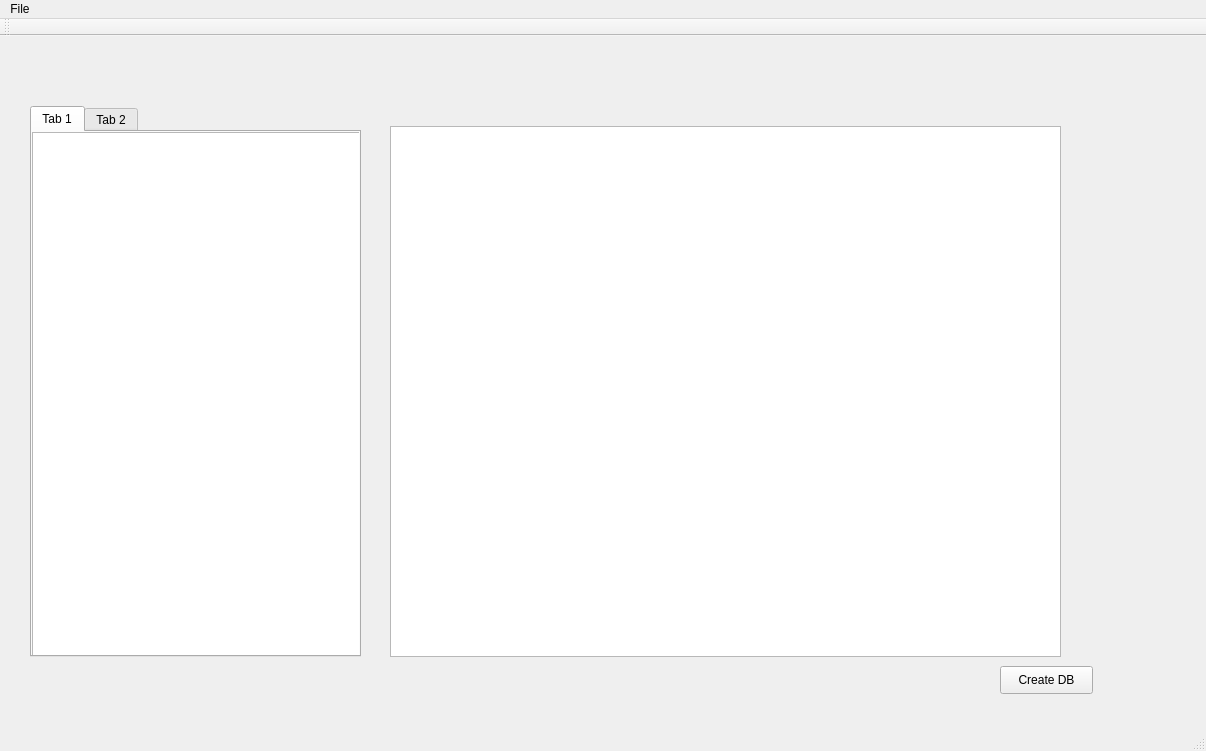
Above: StuffFinder/StuffFinder/stufffinder.ui from toddn1704/code-musketeers before the change. Below: the same form after it.
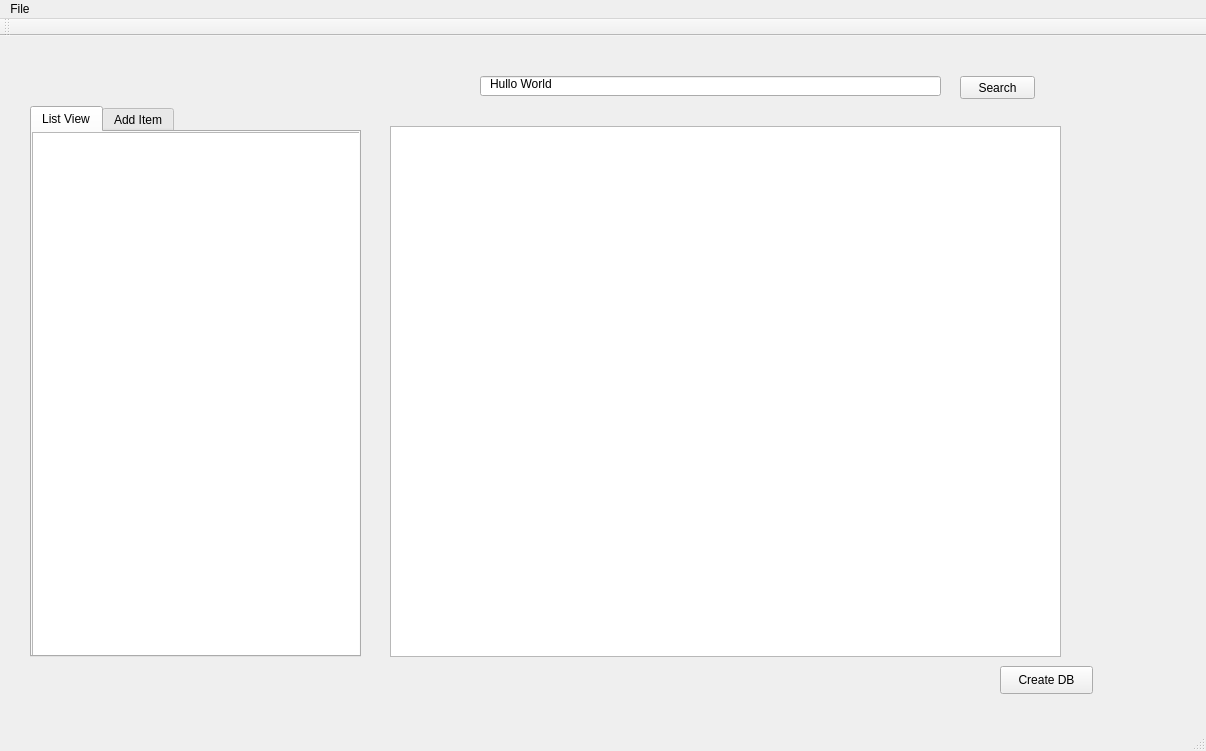
That is the form after the change.

Diff of the .ui file:
```diff
--- a/StuffFinder/StuffFinder/stufffinder.ui
+++ b/StuffFinder/StuffFinder/stufffinder.ui
@@ -41,7 +41,7 @@
     </property>
     <widget class="QWidget" name="tab">
      <attribute name="title">
-      <string>Tab 1</string>
+      <string>List View</string>
      </attribute>
      <widget class="QListWidget" name="listWidget">
       <property name="geometry">
@@ -56,7 +56,7 @@
     </widget>
     <widget class="QWidget" name="tab_2">
      <attribute name="title">
-      <string>Tab 2</string>
+      <string>Add Item</string>
      </attribute>
      <widget class="QListView" name="listView">
       <property name="geometry">
@@ -80,6 +80,45 @@
      </rect>
     </property>
    </widget>
+   <widget class="QLineEdit" name="lineEdit">
+    <property name="geometry">
+     <rect>
+      <x>480</x>
+      <y>40</y>
+      <width>461</width>
+      <height>20</height>
+     </rect>
+    </property>
+   </widget>
+   <widget class="QPushButton" name="pushButton">
+    <property name="geometry">
+     <rect>
+      <x>960</x>
+      <y>40</y>
+      <width>75</width>
+      <height>23</height>
+     </rect>
+    </property>
+    <property name="text">
+     <string>Search</string>
+    </property>
+   </widget>
+   <widget class="QLabel" name="label">
+    <property name="enabled">
+     <bool>true</bool>
+    </property>
+    <property name="geometry">
+     <rect>
+      <x>490</x>
+      <y>40</y>
+      <width>121</width>
+      <height>16</height>
+     </rect>
+    </property>
+    <property name="text">
+     <string>Hullo World</string>
+    </property>
+   </widget>
    <zorder>tabWidget</zorder>
    <zorder>graphicsView</zorder>
    <zorder>Create_db</zorder>
```
Left out of the diff: 24 changed lines with no effect on the pictures.
